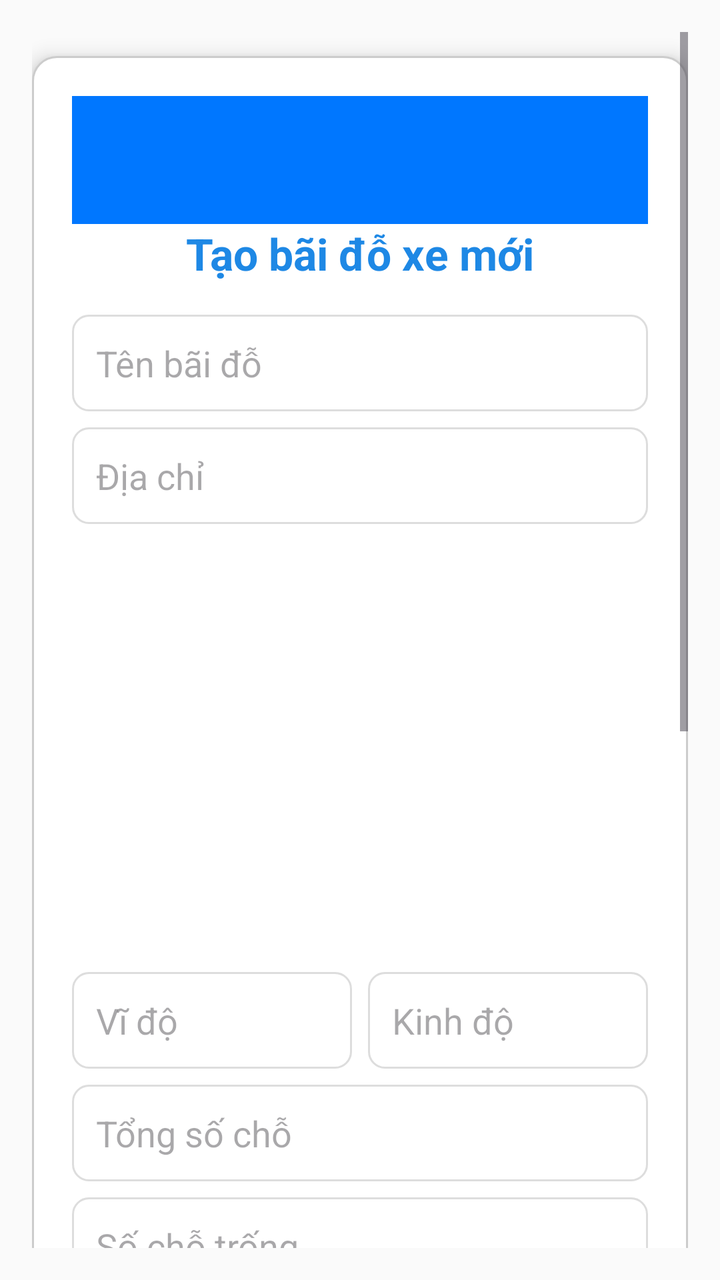
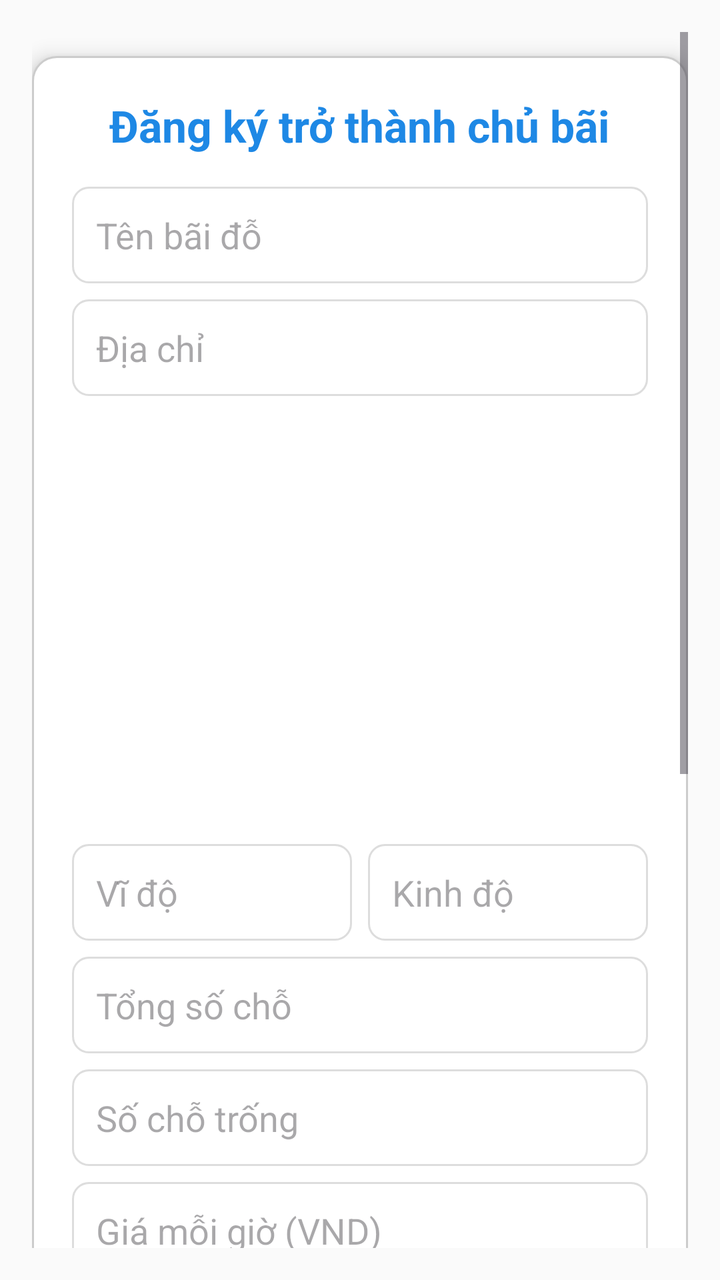

Compare the two renders of this Android layout. The source of the first and the diff that turns it into the second are given below.
<!-- AndroidManifest.xml: application theme Theme.CarParking -->
<!-- res/layout/activity_create_parking.xml -->
<?xml version="1.0" encoding="utf-8"?>
<ScrollView xmlns:android="http://schemas.android.com/apk/res/android"
    android:layout_width="match_parent"
    android:layout_height="match_parent"
    android:background="#FAFAFA"
    android:padding="16dp">

    <LinearLayout
        android:orientation="vertical"
        android:layout_width="match_parent"
        android:layout_height="wrap_content"
        android:background="@drawable/bg_card"
        android:padding="20dp"
        android:elevation="6dp"
        android:layout_marginTop="12dp"
        android:layout_marginBottom="24dp">

    <androidx.appcompat.widget.Toolbar
            android:id="@+id/toolbar"
            android:layout_width="match_parent"
            android:layout_height="?attr/actionBarSize"
            android:background="?attr/colorPrimary"
            android:title="Đăng ký trở thành chủ bãi"
            android:titleTextColor="@android:color/white"
            android:navigationIcon="@drawable/ic_back" />

        <TextView
            android:text="Tạo bãi đỗ xe mới"
            android:textSize="22sp"
            android:textStyle="bold"
            android:textColor="#1E88E5"
            android:layout_marginBottom="16dp"
            android:layout_gravity="center"
            android:layout_width="wrap_content"
            android:layout_height="wrap_content" />

        <EditText
            android:id="@+id/etName"
            android:hint="Tên bãi đỗ"
            android:background="@drawable/bg_edittext"
            android:padding="12dp"
            android:layout_width="match_parent"
            android:layout_height="wrap_content" />

        <EditText
            android:id="@+id/etAddress"
            android:hint="Địa chỉ"
            android:layout_marginTop="8dp"
            android:background="@drawable/bg_edittext"
            android:padding="12dp"
            android:layout_width="match_parent"
            android:layout_height="wrap_content" />

        <FrameLayout
            android:id="@+id/mapContainer"
            android:layout_width="match_parent"
            android:layout_height="200dp"
            android:layout_marginTop="16dp" />

        <LinearLayout
            android:orientation="horizontal"
            android:layout_width="match_parent"
            android:layout_height="wrap_content"
            android:layout_marginTop="8dp"
            android:weightSum="2">

            <EditText
                android:id="@+id/etLatitude"
                android:hint="Vĩ độ"
                android:inputType="numberDecimal"
                android:layout_weight="1"
                android:layout_marginEnd="4dp"
                android:layout_width="0dp"
                android:layout_height="wrap_content"
                android:background="@drawable/bg_edittext"
                android:padding="12dp" />

            <EditText
                android:id="@+id/etLongitude"
                android:hint="Kinh độ"
                android:inputType="numberDecimal"
                android:layout_weight="1"
                android:layout_marginStart="4dp"
                android:layout_width="0dp"
                android:layout_height="wrap_content"
                android:background="@drawable/bg_edittext"
                android:padding="12dp" />
        </LinearLayout>

        <EditText
            android:id="@+id/etTotalSlots"
            android:hint="Tổng số chỗ"
            android:inputType="number"
            android:layout_marginTop="8dp"
            android:background="@drawable/bg_edittext"
            android:padding="12dp"
            android:layout_width="match_parent"
            android:layout_height="wrap_content" />

        <EditText
            android:id="@+id/etAvailableSlots"
            android:hint="Số chỗ trống"
            android:inputType="number"
            android:layout_marginTop="8dp"
            android:background="@drawable/bg_edittext"
            android:padding="12dp"
            android:layout_width="match_parent"
            android:layout_height="wrap_content" />

        <EditText
            android:id="@+id/etPricePerHour"
            android:hint="Giá mỗi giờ (VND)"
            android:inputType="number"
            android:layout_marginTop="8dp"
            android:background="@drawable/bg_edittext"
            android:padding="12dp"
            android:layout_width="match_parent"
            android:layout_height="wrap_content" />

        <LinearLayout
            android:orientation="horizontal"
            android:layout_width="match_parent"
            android:layout_height="wrap_content"
            android:layout_marginTop="8dp"
            android:weightSum="2">

            <EditText
                android:id="@+id/etOpenTime"
                android:hint="Mở cửa (HH:mm)"
                android:layout_weight="1"
                android:layout_marginEnd="4dp"
                android:background="@drawable/bg_edittext"
                android:padding="12dp"
                android:layout_width="0dp"
                android:layout_height="wrap_content" />

            <EditText
                android:id="@+id/etCloseTime"
                android:hint="Đóng cửa (HH:mm)"
                android:layout_weight="1"
                android:layout_marginStart="4dp"
                android:background="@drawable/bg_edittext"
                android:padding="12dp"
                android:layout_width="0dp"
                android:layout_height="wrap_content" />
        </LinearLayout>

        <Button
            android:id="@+id/btnSelectImage"
            android:text="Chọn ảnh bãi đỗ"
            android:layout_marginTop="12dp"
            android:backgroundTint="#03A9F4"
            android:textColor="@android:color/white"
            android:layout_width="match_parent"
            android:layout_height="wrap_content" />

        <ImageView
            android:id="@+id/imgPreview"
            android:layout_marginTop="8dp"
            android:layout_width="match_parent"
            android:layout_height="180dp"
            android:scaleType="centerCrop"
            android:background="#BDBDBD" />

        <Button
            android:id="@+id/btnSubmit"
            android:text="Gửi yêu cầu tạo bãi đỗ"
            android:layout_marginTop="16dp"
            android:backgroundTint="#4CAF50"
            android:textColor="@android:color/white"
            android:layout_width="match_parent"
            android:layout_height="wrap_content" />

    </LinearLayout>
</ScrollView>
<!-- resources referenced by this layout -->
<resources>
  <!-- drawable bg_card (drawable) -->
  <?xml version="1.0" encoding="utf-8"?>
  <shape xmlns:android="http://schemas.android.com/apk/res/android"
      android:shape="rectangle">
      <solid android:color="#FFFFFF" />
      <corners android:radius="12dp" />
      <stroke android:width="1dp" android:color="#CCCCCC" />
  </shape>
  <!-- drawable bg_edittext (drawable) -->
  <?xml version="1.0" encoding="utf-8"?>
  <shape xmlns:android="http://schemas.android.com/apk/res/android"
      android:shape="rectangle">
      <solid android:color="#FFFFFF"/>
      <corners android:radius="8dp"/>
      <stroke android:width="1dp" android:color="#DDDDDD"/>
  </shape>
  <!-- drawable ic_back (drawable) -->
  <vector xmlns:android="http://schemas.android.com/apk/res/android" android:autoMirrored="true" android:height="24dp" android:tint="#FFFFFF" android:viewportHeight="24" android:viewportWidth="24" android:width="24dp">
        
      <path android:fillColor="@android:color/white" android:pathData="M20,11H7.83l5.59,-5.59L12,4l-8,8 8,8 1.41,-1.41L7.83,13H20v-2z"/>
      
  </vector>
  <style name="Theme.CarParking" parent="Base.Theme.CarParking" />
  <style name="Base.Theme.CarParking" parent="Theme.Material3.DayNight">
          <item name="colorPrimary">@color/primary_blue</item>
          <item name="actionBarStyle">@style/CustomActionBarStyle</item>
          <item name="android:statusBarColor">@color/primary_blue</item>
      </style>
  <color name="primary_blue">#0077FF</color>
  <style name="CustomActionBarStyle" parent="@style/Widget.AppCompat.ActionBar.Solid">
          <item name="background">@color/primary_blue</item>
          <item name="titleTextStyle">@style/CustomActionBarTitleText</item>
          <item name="homeAsUpIndicator">@drawable/ic_back</item>
      </style>
  <style name="CustomActionBarTitleText">
          <item name="android:textColor">@color/white</item>
          <item name="android:textSize">20sp</item>
      </style>
  <color name="white">#FFFFFFFF</color>
</resources>

<!-- the commit's change to res/layout/activity_create_parking.xml (unified diff, before → after) -->
@@ -15,17 +15,8 @@
         android:layout_marginTop="12dp"
         android:layout_marginBottom="24dp">
 
-    <androidx.appcompat.widget.Toolbar
-            android:id="@+id/toolbar"
-            android:layout_width="match_parent"
-            android:layout_height="?attr/actionBarSize"
-            android:background="?attr/colorPrimary"
-            android:title="Đăng ký trở thành chủ bãi"
-            android:titleTextColor="@android:color/white"
-            android:navigationIcon="@drawable/ic_back" />
-
         <TextView
-            android:text="Tạo bãi đỗ xe mới"
+            android:text="Đăng ký trở thành chủ bãi"
             android:textSize="22sp"
             android:textStyle="bold"
             android:textColor="#1E88E5"
<!-- resource entries referenced after the edit -->
@@ -16,19 +16,15 @@
       <corners android:radius="8dp"/>
       <stroke android:width="1dp" android:color="#DDDDDD"/>
   </shape>
-  <!-- drawable ic_back (drawable) -->
-  <vector xmlns:android="http://schemas.android.com/apk/res/android" android:autoMirrored="true" android:height="24dp" android:tint="#FFFFFF" android:viewportHeight="24" android:viewportWidth="24" android:width="24dp">
-        
-      <path android:fillColor="@android:color/white" android:pathData="M20,11H7.83l5.59,-5.59L12,4l-8,8 8,8 1.41,-1.41L7.83,13H20v-2z"/>
-      
-  </vector>
-  <style name="Theme.CarParking" parent="Base.Theme.CarParking" />
-  <style name="Base.Theme.CarParking" parent="Theme.Material3.DayNight">
+  <style name="Theme.CarParking.NoActionBar" parent="Base.Theme.CarParking.NoActionBar" />
+  <style name="Base.Theme.CarParking.NoActionBar" parent="Theme.Material3.DayNight.NoActionBar">
           <item name="colorPrimary">@color/primary_blue</item>
+          <item name="colorOnPrimary">@color/white</item>
           <item name="actionBarStyle">@style/CustomActionBarStyle</item>
           <item name="android:statusBarColor">@color/primary_blue</item>
       </style>
   <color name="primary_blue">#0077FF</color>
+  <color name="white">#FFFFFFFF</color>
   <style name="CustomActionBarStyle" parent="@style/Widget.AppCompat.ActionBar.Solid">
           <item name="background">@color/primary_blue</item>
           <item name="titleTextStyle">@style/CustomActionBarTitleText</item>
@@ -38,6 +34,11 @@
           <item name="android:textColor">@color/white</item>
           <item name="android:textSize">20sp</item>
       </style>
-  <color name="white">#FFFFFFFF</color>
+  <!-- drawable ic_back (drawable) -->
+  <vector xmlns:android="http://schemas.android.com/apk/res/android" android:autoMirrored="true" android:height="24dp" android:tint="#FFFFFF" android:viewportHeight="24" android:viewportWidth="24" android:width="24dp">
+        
+      <path android:fillColor="@android:color/white" android:pathData="M20,11H7.83l5.59,-5.59L12,4l-8,8 8,8 1.41,-1.41L7.83,13H20v-2z"/>
+      
+  </vector>
 </resources>
 
